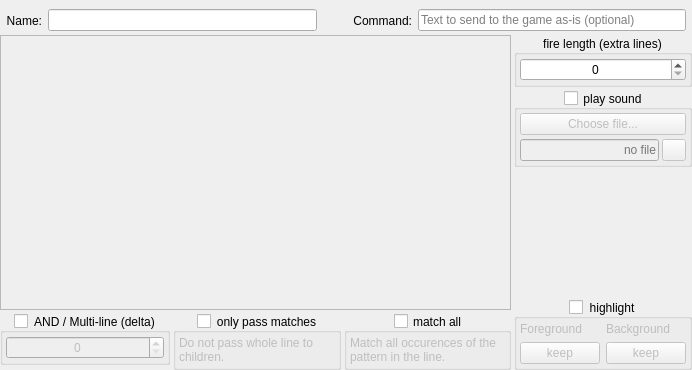
This is src/ui/triggers_main_area.ui in Mudlet/Mudlet as Qt 5 draws it before an edit. The edited form follows.
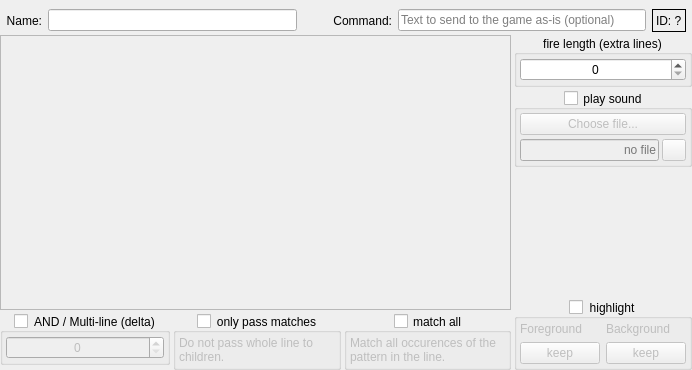
This is the edited form. Icons and pictures are not drawn.

What changed in the file:
```diff
--- a/src/ui/triggers_main_area.ui
+++ b/src/ui/triggers_main_area.ui
@@ -128,6 +128,16 @@
         </property>
        </widget>
       </item>
+      <item>
+       <widget class="QLabel" name="label_id">
+        <property name="frameShape">
+         <enum>QFrame::Box</enum>
+        </property>
+        <property name="text">
+         <string>ID: ?</string>
+        </property>
+       </widget>
+      </item>
      </layout>
     </widget>
    </item>
```
